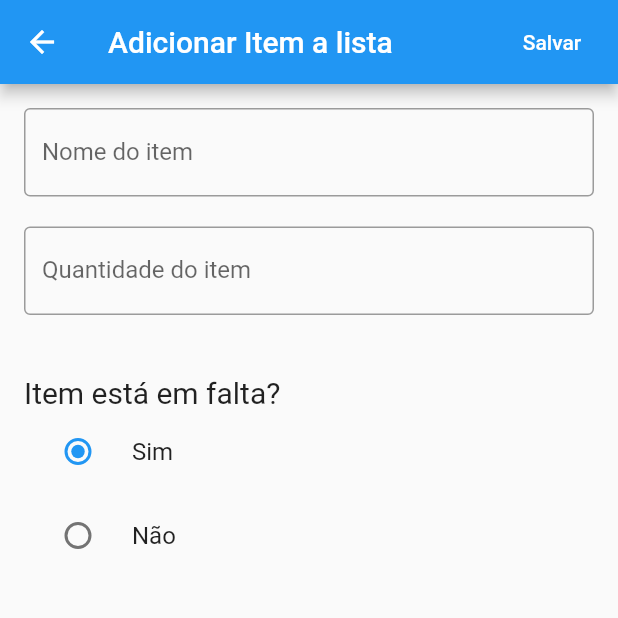
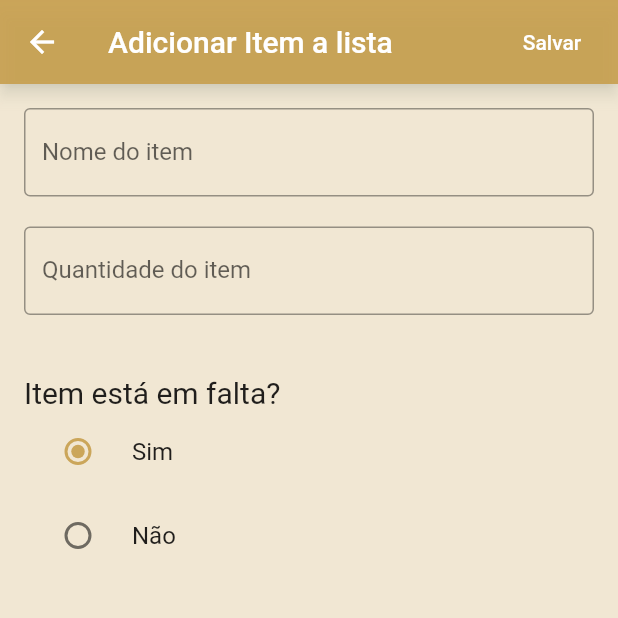
Before and after one commit to LeonardoLyra/lista_compra, a Flutter app: the screen it shows after launch, after a tap on the "add" icon, on a phone screen of 412 x 824 dp, the top half of it. Run offline on Flutter 3.47's test engine with Material 2 defaults, Android fonts, the phone set to English and light mode, and no system bars.

Commit message:
Layout e Funcionalidades

```diff
--- a/lib/views/add.page.dart
+++ b/lib/views/add.page.dart
@@ -38,8 +38,19 @@ class _AddPageState extends State<AddPage> {
       _item.emFalta = false;
     }
     return Scaffold(
+      backgroundColor: Color.fromARGB(124, 226, 206, 165),
       appBar: AppBar(
-        title: Text("Adicionar Item a lista"),
+        leading: BackButton(
+          color: Colors.white,
+        ),
+        title: Text(
+          "Adicionar Item a lista",
+          style: TextStyle(
+            color: Colors.white,
+          ),
+        ),
+        backgroundColor: Color.fromARGB(1000, 199, 159, 78),
+        shadowColor: Color.fromARGB(1000, 255, 255, 230),
         actions: [
           FlatButton(
             child: Text(
@@ -94,6 +105,7 @@ class _AddPageState extends State<AddPage> {
                 title: const Text('Sim'),
                 value: EmFalta.Sim,
                 groupValue: _value,
+                activeColor: Color.fromARGB(1000, 199, 159, 78),
                 onChanged: (EmFalta value) {
                   setState(() {
                     _value = value;
@@ -104,6 +116,7 @@ class _AddPageState extends State<AddPage> {
                 title: const Text('Não'),
                 value: EmFalta.Nao,
                 groupValue: _value,
+                activeColor: Color.fromARGB(1000, 199, 159, 78),
                 onChanged: (EmFalta value) {
                   setState(() {
                     _value = value;
--- a/lib/views/edit.page.dart
+++ b/lib/views/edit.page.dart
@@ -45,8 +45,19 @@ class _AddPageState extends State<EditPage> {
     }
 
     return Scaffold(
+      backgroundColor: Color.fromARGB(124, 226, 206, 165),
       appBar: AppBar(
-        title: Text("Editar Item da lista"),
+        leading: BackButton(
+          color: Colors.white,
+        ),
+        title: Text(
+          "Editar Item da lista",
+          style: TextStyle(
+            color: Colors.white,
+          ),
+        ),
+        backgroundColor: Color.fromARGB(1000, 199, 159, 78),
+        shadowColor: Color.fromARGB(1000, 255, 255, 230),
         actions: [
           FlatButton(
             child: Text(
@@ -71,6 +82,8 @@ class _AddPageState extends State<EditPage> {
                 initialValue: item.nome,
                 decoration: InputDecoration(
                   labelText: "Nome do item",
+                  // filled: true,
+                  // fillColor: Colors.white,
                   border: OutlineInputBorder(),
                 ),
                 onSaved: (value) => _item.nome = value,
@@ -84,6 +97,8 @@ class _AddPageState extends State<EditPage> {
                 initialValue: item.qtdItem.toString(),
                 decoration: InputDecoration(
                   labelText: "Quantidade do item",
+                  // filled: true,
+                  // fillColor: Colors.white,
                   border: OutlineInputBorder(),
                 ),
                 onSaved: (value) => _item.qtdItem = int.parse(value),
@@ -103,6 +118,7 @@ class _AddPageState extends State<EditPage> {
                 title: const Text('Sim'),
                 value: EmFalta.Sim,
                 groupValue: _value,
+                activeColor: Color.fromARGB(1000, 199, 159, 78),
                 onChanged: (EmFalta value) {
                   setState(() {
                     _value = EmFalta.Sim;
@@ -113,6 +129,7 @@ class _AddPageState extends State<EditPage> {
                 title: const Text('Não'),
                 value: EmFalta.Nao,
                 groupValue: _value,
+                activeColor: Color.fromARGB(1000, 199, 159, 78),
                 onChanged: (EmFalta value) {
                   setState(() {
                     _value = EmFalta.Nao;
--- a/lib/views/home.page.dart
+++ b/lib/views/home.page.dart
@@ -49,19 +49,24 @@ class _HomePageState extends State<HomePage> {
           setState(() => this.itens = repository.read());
         }
       },
-      child: Icon(Icons.add),
+      child: Icon(
+        Icons.add,
+        color: Colors.white,
+      ),
+      backgroundColor: Color.fromARGB(1000, 199, 159, 78),
     );
   }
 
   Widget build(BuildContext context) {
     return Scaffold(
-      backgroundColor: Color.fromARGB(1000, 255, 255, 230),
+      backgroundColor: Color.fromARGB(124, 226, 206, 165),
       appBar: AppBar(
-        backgroundColor: Color.fromARGB(1000, 255, 255, 230),
+        backgroundColor: Color.fromARGB(1000, 199, 159, 78),
+        shadowColor: Color.fromARGB(124, 226, 206, 165),
         title: Text(
           "Lista de Compras",
           style: TextStyle(
-            color: Colors.black,
+            color: Colors.white,
           ),
         ),
         centerTitle: true,
@@ -69,7 +74,7 @@ class _HomePageState extends State<HomePage> {
           IconButton(
             icon: Icon(
               Icons.edit,
-              color: Colors.black,
+              color: Colors.white,
             ),
             onPressed: () => setState(() => canEdit = !canEdit),
           ),
@@ -81,6 +86,9 @@ class _HomePageState extends State<HomePage> {
         itemCount: repository.read().length,
         itemBuilder: (_, indice) {
           var item = itens[indice];
+          if (itens.isEmpty) {
+            Text("Lista Vazia, clique no mais para iniciar as Compras!");
+          } else {}
           return Dismissible(
             key: Key(item.id),
             background: Container(
@@ -104,7 +112,7 @@ class _HomePageState extends State<HomePage> {
                       : TextDecoration.none,
                 ),
               ),
-              tileColor: Colors.white,
+              activeColor: Color.fromARGB(1000, 199, 159, 78),
               value: item.marcado,
               title: Row(
                 children: [
@@ -112,6 +120,7 @@ class _HomePageState extends State<HomePage> {
                       ? IconButton(
                           icon: Icon(
                             Icons.edit,
+                            color: Color.fromARGB(1000, 199, 159, 78),
                             size: 20,
                           ),
                           onPressed: () async {
```
